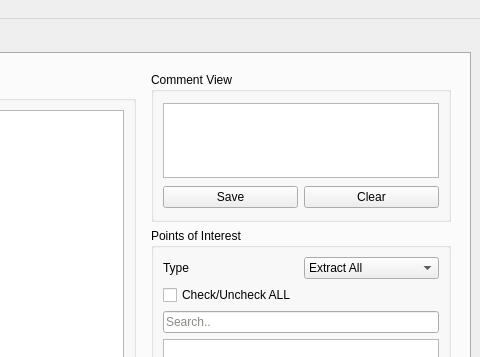
adalio0/BATT5, file src/GUI/ui_files/BATT5_GUI.ui: the form before one commit; both pictures show x 531 to 1011 and y 0 to 357 of the 1011 by 794 pixel window.
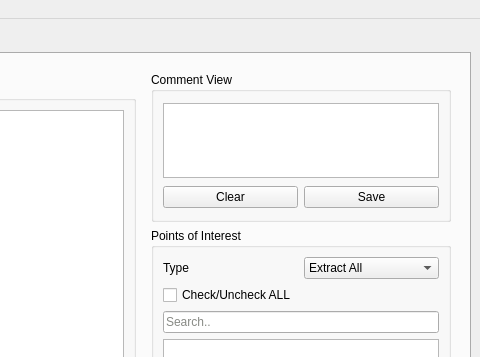
The form after the commit. The open tabs and pages were chosen to show the change.

What changed in the file:
```diff
--- a/src/GUI/ui_files/BATT5_GUI.ui
+++ b/src/GUI/ui_files/BATT5_GUI.ui
@@ -451,14 +451,14 @@
                  </item>
                  <item>
                   <layout class="QGridLayout" name="commentButton_layout">
-                   <item row="0" column="0">
+                   <item row="0" column="1">
                     <widget class="QPushButton" name="commentSave_button">
                      <property name="text">
                       <string>Save</string>
                      </property>
                     </widget>
                    </item>
-                   <item row="0" column="1">
+                   <item row="0" column="0">
                     <widget class="QPushButton" name="commentClear_button">
                      <property name="text">
                       <string>Clear</string>
```
Left out of the diff: 6 changed lines with no effect on the pictures.
